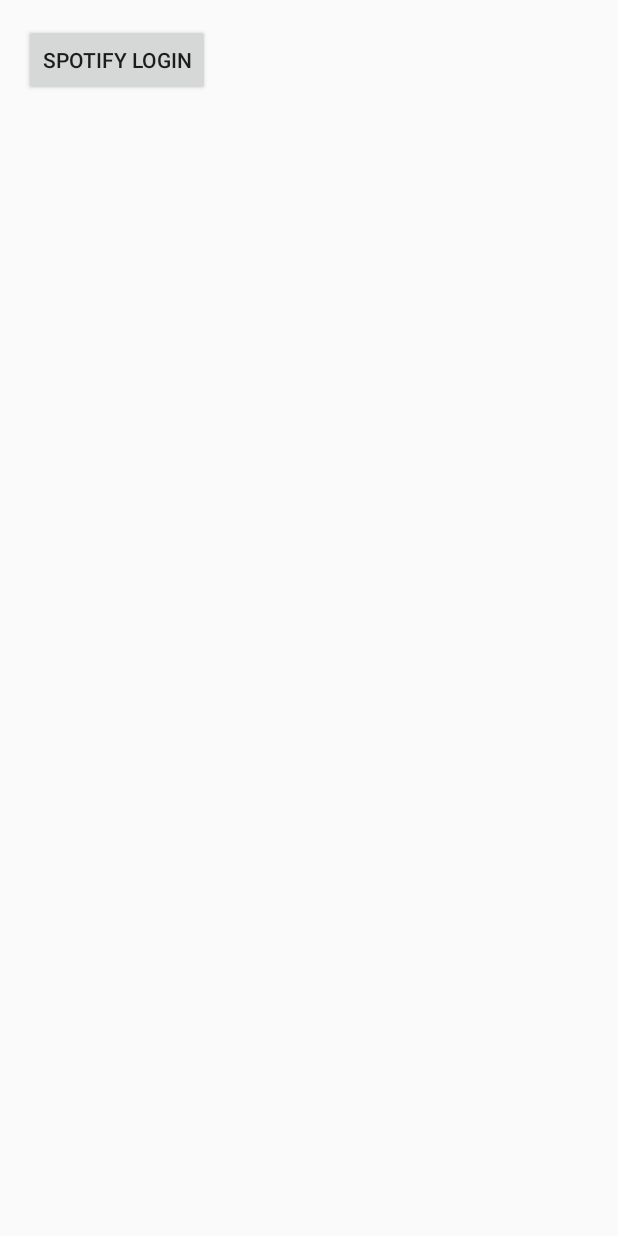
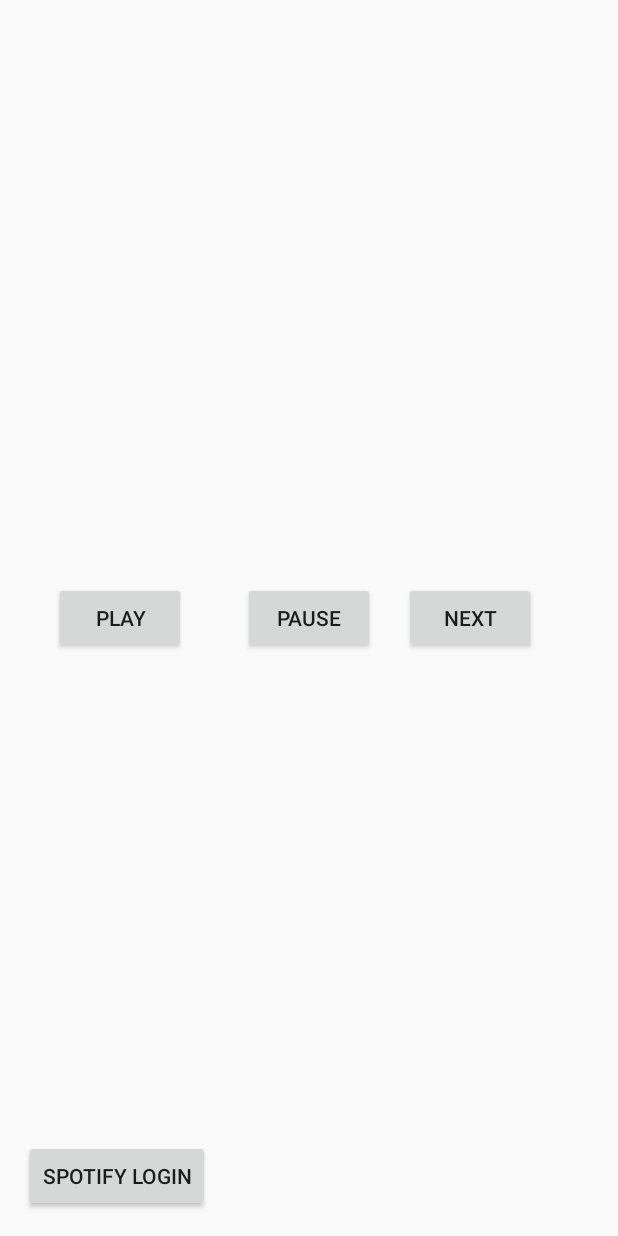
Before and after one commit to SteelTeam4/musicon, an Android app: the layout activity_main.xml on its own in the app's theme, with its tools: preview values and no code run, on a phone screen of 412 x 824 dp. Run offline under Robolectric (Android 15) with nearby library versions, the phone set to English and light mode, and no system bars.

```diff
--- a/app/src/main/res/layout/activity_main.xml
+++ b/app/src/main/res/layout/activity_main.xml
@@ -1,5 +1,6 @@
 <?xml version="1.0" encoding="utf-8"?>
 <RelativeLayout xmlns:android="http://schemas.android.com/apk/res/android"
+    xmlns:app="http://schemas.android.com/apk/res-auto"
     xmlns:tools="http://schemas.android.com/tools"
     android:id="@+id/activity_main"
     android:layout_width="match_parent"
@@ -10,15 +11,38 @@
     android:paddingTop="@dimen/activity_vertical_margin"
     tools:context="com.invaders.musicon.musicon.MainActivity">
 
-    <TextView
-        android:layout_width="wrap_content"
-        android:layout_height="wrap_content" />
-
     <Button
         android:text="Spotify Login"
         android:layout_width="wrap_content"
         android:layout_height="wrap_content"
-        android:layout_alignParentTop="true"
-        android:layout_toEndOf="@+id/textView"
+        android:layout_alignParentBottom="true"
+        android:layout_alignParentStart="true"
         android:id="@+id/bSpotifyLogin" />
+
+    <Button
+        android:text="Play"
+        android:layout_width="wrap_content"
+        android:layout_height="wrap_content"
+        android:layout_centerVertical="true"
+        android:layout_alignEnd="@+id/bSpotifyLogin"
+        android:layout_marginEnd="16dp"
+        android:id="@+id/bPlay" />
+
+    <Button
+        android:text="Pause"
+        android:layout_width="wrap_content"
+        android:layout_height="wrap_content"
+        android:layout_alignBottom="@+id/bPlay"
+        android:layout_centerHorizontal="true"
+        android:id="@+id/bPause" />
+
+    <Button
+        android:text="Next"
+        android:layout_width="wrap_content"
+        android:layout_height="wrap_content"
+        android:layout_marginStart="19dp"
+        android:id="@+id/bNext"
+        android:layout_alignBaseline="@+id/bPause"
+        android:layout_alignBottom="@+id/bPause"
+        android:layout_toEndOf="@+id/bPause" />
 </RelativeLayout>
```
Also changed, not shown: app/src/main/java/com/invaders/musicon/musicon/MainActivity.java (+36 -2 lines).
